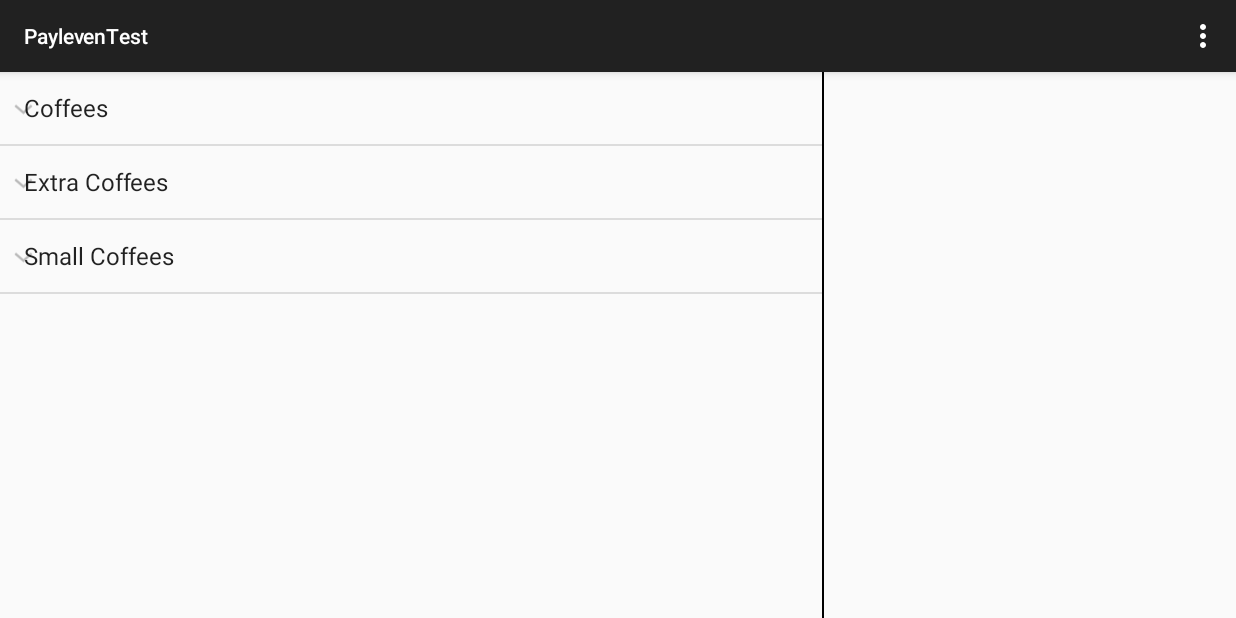
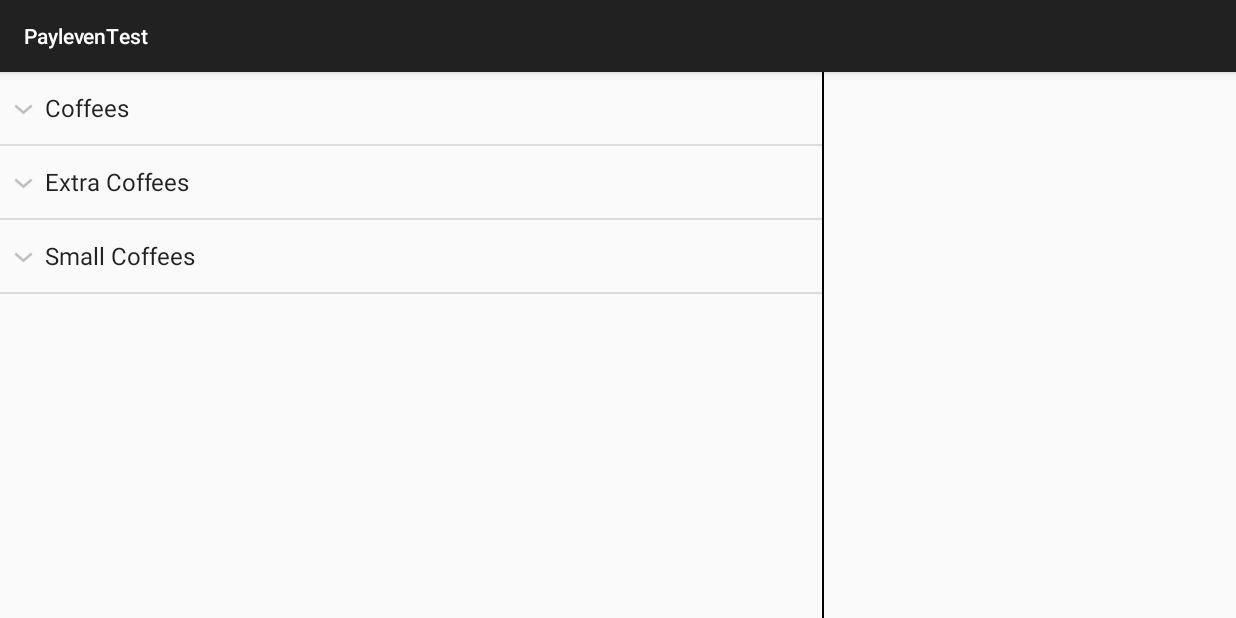
Before and after one commit to Bersh/Payleven_test, an Android app: the screen it shows after launch (MainActivity), on a phone screen of 824 x 412 dp (held sideways). Run offline under Robolectric (Android 15) with nearby library versions, the phone set to English and light mode, and no system bars.

Commit message:
Minor refactoring

```diff
--- a/app/src/main/java/com/example/payleventest/activities/MainActivity.java
+++ b/app/src/main/java/com/example/payleventest/activities/MainActivity.java
@@ -25,6 +25,8 @@ import java.util.Map;
 import java.util.TreeMap;
 
 /**
+ * This activity will store catalog and basket data in memory and notify fragments when data is updated
+ *
  * @author <a href="mailto:iBersh20@gmail.com">Iliya Bershadskiy</a>
  * @since 09.03.2015
  */
@@ -45,29 +47,10 @@ public class MainActivity extends ActionBarActivity implements LoaderManager.Loa
         setContentView(R.layout.activity_main);
         progressBar = (ProgressBar) findViewById(R.id.progress);
         content = (LinearLayout) findViewById(R.id.content);
-        progressBar.setVisibility(View.GONE);
-        content.setVisibility(View.VISIBLE);
+        //fragments are added in layout
         fragmentCategories = (FragmentCategories) getFragmentManager().findFragmentById(R.id.fragment_categories);
         fragmentBasket = (FragmentBasket) getFragmentManager().findFragmentById(R.id.fragment_basket);
         getLoaderManager().initLoader(CATALOG_LOADER_ID, null, this).forceLoad();
-    }
-
-    @Override
-    public boolean onCreateOptionsMenu(Menu menu) {
-        getMenuInflater().inflate(R.menu.menu_main, menu);
-        return true;
-    }
-
-    @Override
-    public boolean onOptionsItemSelected(MenuItem item) {
-        int id = item.getItemId();
-
-        //noinspection SimplifiableIfStatement
-        if (id == R.id.action_settings) {
-            return true;
-        }
-
-        return super.onOptionsItemSelected(item);
     }
 
     /**
@@ -92,6 +75,8 @@ public class MainActivity extends ActionBarActivity implements LoaderManager.Loa
     public void onLoadFinished(Loader<Map<Category, List<Product>>> loader, Map<Category, List<Product>> data) {
         catalog = data;
         fragmentCategories.setCatalogInfo(catalog);
+        progressBar.setVisibility(View.GONE);
+        content.setVisibility(View.VISIBLE);
     }
 
     @Override
--- a/app/src/main/java/com/example/payleventest/adapters/BasketAdapter.java
+++ b/app/src/main/java/com/example/payleventest/adapters/BasketAdapter.java
@@ -74,7 +74,7 @@ public class BasketAdapter extends BaseAdapter {
         return convertView;
     }
 
-    private class ViewHolder {
+    private static final class ViewHolder {
         TextView txtProductInfo;
     }
 }
--- a/app/src/main/java/com/example/payleventest/adapters/CatalogAdapter.java
+++ b/app/src/main/java/com/example/payleventest/adapters/CatalogAdapter.java
@@ -23,9 +23,11 @@ public class CatalogAdapter extends BaseExpandableListAdapter {
     private Map<Category, List<Product>> catalog;
     private List<Category> groups;
     private LayoutInflater inflater;
+    private Context context;
     private BasketDataHolder basketDataHolder;
 
     public CatalogAdapter(Context context, Map<Category, List<Product>> catalog, BasketDataHolder basketDataHolder) {
+        this.context = context;
         this.catalog = catalog;
         this.basketDataHolder = basketDataHolder;
         inflater = LayoutInflater.from(context);
@@ -69,26 +71,39 @@ public class CatalogAdapter extends BaseExpandableListAdapter {
 
     @Override
     public View getGroupView(int groupPosition, boolean isExpanded, View convertView, ViewGroup parent) {
+        ViewHolder viewHolder;
         if (convertView == null) {
-            convertView = inflater.inflate(android.R.layout.simple_list_item_1, parent, false);
+            viewHolder = new ViewHolder();
+            convertView = inflater.inflate(android.R.layout.simple_list_item_1, null);
+            viewHolder.txtName = (TextView) convertView.findViewById(android.R.id.text1);
+            convertView.setTag(viewHolder);
+        } else {
+            viewHolder = (ViewHolder) convertView.getTag();
         }
-        TextView txtGroupName = (TextView) convertView.findViewById(android.R.id.text1);
         Category category = getGroup(groupPosition);
-        txtGroupName.setText(category.getName());
+        viewHolder.txtName.setPadding(getPixelFromDips(30), 0, 0, 0); //need some space for expand icon
+        viewHolder.txtName.setText(category.getName());
         return convertView;
     }
 
     @Override
     public View getChildView(int groupPosition, int childPosition, boolean isLastChild, View convertView, ViewGroup parent) {
+        ViewHolder viewHolder;
         if (convertView == null) {
-            convertView = inflater.inflate(android.R.layout.simple_list_item_1, parent, false);
+            viewHolder = new ViewHolder();
+            convertView = inflater.inflate(android.R.layout.simple_list_item_2, null);
+            viewHolder.txtName = (TextView) convertView.findViewById(android.R.id.text1);
+            viewHolder.txtPrice = (TextView) convertView.findViewById(android.R.id.text2);
+            convertView.setTag(viewHolder);
+        } else {
+            viewHolder = (ViewHolder) convertView.getTag();
         }
-        TextView txtProductName = (TextView) convertView.findViewById(android.R.id.text1);
         final Product product = getChild(groupPosition, childPosition);
         Map<Product, Integer> basket = basketDataHolder.getBasket();
         int quantity = basket.containsKey(product) ? basketDataHolder.getBasket().get(product) : 0;
         String productNameWithQty = quantity > 0 ? product.getName() + "  " + quantity : product.getName();
-        txtProductName.setText(productNameWithQty);
+        viewHolder.txtName.setText(productNameWithQty);
+        viewHolder.txtPrice.setText(Integer.toString(product.getPrice()));
         convertView.setOnClickListener(new View.OnClickListener() {
             @Override
             public void onClick(View v) {
@@ -98,8 +113,20 @@ public class CatalogAdapter extends BaseExpandableListAdapter {
         return convertView;
     }
 
+    public int getPixelFromDips(float dpis) {
+        // Get the screen's density scale
+        final float scale = context.getResources().getDisplayMetrics().density;
+        // Convert the dps to pixels, based on density scale
+        return (int) (dpis * scale + 0.5f);
+    }
+
     @Override
     public boolean isChildSelectable(int groupPosition, int childPosition) {
         return false;
     }
+
+    private static final class ViewHolder {
+        TextView txtName;
+        TextView txtPrice;
+    }
 }
--- a/app/src/main/java/com/example/payleventest/fragments/BaseBasketFragment.java
+++ b/app/src/main/java/com/example/payleventest/fragments/BaseBasketFragment.java
@@ -8,10 +8,11 @@ import com.example.payleventest.Constants;
 import com.example.payleventest.activities.BasketDataHolder;
 
 /**
+ * Base fragment with basket info
  * @author <a href="mailto:iBersh20@gmail.com">Iliya Bershadskiy</a>
  * @since 10.03.2015
  */
-public class BaseBasketFragment extends Fragment {
+public abstract class BaseBasketFragment extends Fragment {
     protected BasketDataHolder basketDataHolder;
 
     @Override
--- a/app/src/main/java/com/example/payleventest/fragments/FragmentBasket.java
+++ b/app/src/main/java/com/example/payleventest/fragments/FragmentBasket.java
@@ -18,7 +18,6 @@ import java.util.Map;
  * @since 09.03.2015
  */
 public class FragmentBasket extends BaseBasketFragment {
-    private ListView list;
     private BasketAdapter basketAdapter;
 
     @Nullable
@@ -29,7 +28,7 @@ public class FragmentBasket extends BaseBasketFragment {
     @Override
     public void onViewCreated(View view, Bundle savedInstanceState) {
         super.onViewCreated(view, savedInstanceState);
-        list = (ListView) view.findViewById(R.id.list);
+        ListView list = (ListView) view.findViewById(R.id.list);
         basketAdapter = new BasketAdapter(getActivity(), basketDataHolder.getBasket(), basketDataHolder);
         list.setAdapter(basketAdapter);
     }
--- a/app/src/main/java/com/example/payleventest/fragments/FragmentCategories.java
+++ b/app/src/main/java/com/example/payleventest/fragments/FragmentCategories.java
@@ -43,4 +43,6 @@ public class FragmentCategories extends BaseBasketFragment {
     public void bucketDataRefreshed() {
         catalogAdapter.notifyDataSetChanged();
     }
+
+
 }
--- a/app/src/main/java/com/example/payleventest/model/BaseModelObject.java
+++ b/app/src/main/java/com/example/payleventest/model/BaseModelObject.java
@@ -1,6 +1,8 @@
 package com.example.payleventest.model;
 
 /**
+ * Common data fields
+ *
  * @author <a href="mailto:iBersh20@gmail.com">Iliya Bershadskiy</a>
  * @since 09.03.2015
  */
--- a/app/src/main/res/menu/menu_main.xml
+++ /dev/null
@@ -1,10 +0,0 @@
-<menu xmlns:android="http://schemas.android.com/apk/res/android"
-    xmlns:app="http://schemas.android.com/apk/res-auto"
-    xmlns:tools="http://schemas.android.com/tools"
-    tools:context=".MainActivity">
-    <item
-        android:id="@+id/action_settings"
-        android:title="@string/action_settings"
-        android:orderInCategory="100"
-        app:showAsAction="never" />
-</menu>
```
Also changed, not shown: app/src/main/java/com/example/payleventest/App.java (deleted, +0 -14 lines), app/src/main/java/com/example/payleventest/db/DbHelper.java (deleted, +0 -40 lines), app/src/main/java/com/example/payleventest/providers/BaseProvider.java (deleted, +0 -52 lines), 1 other file.
